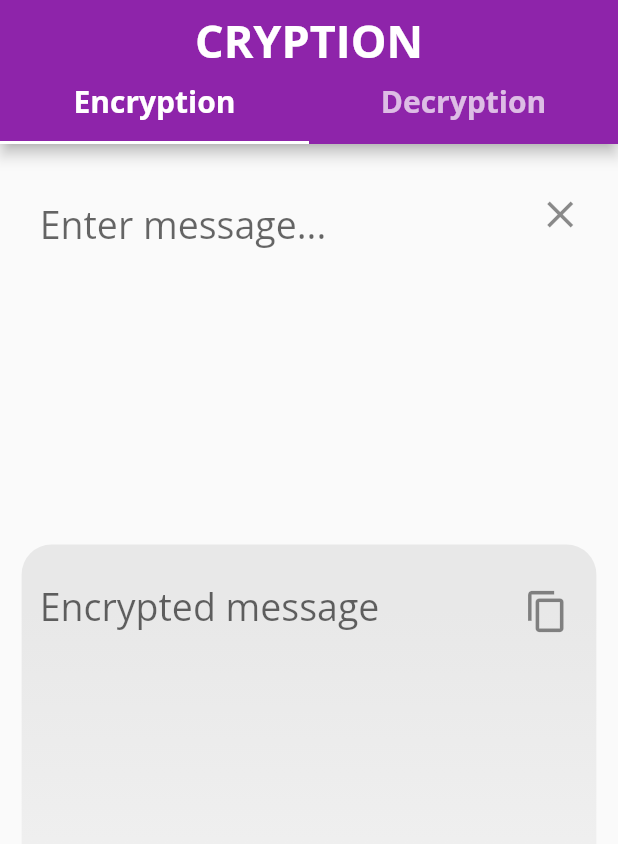
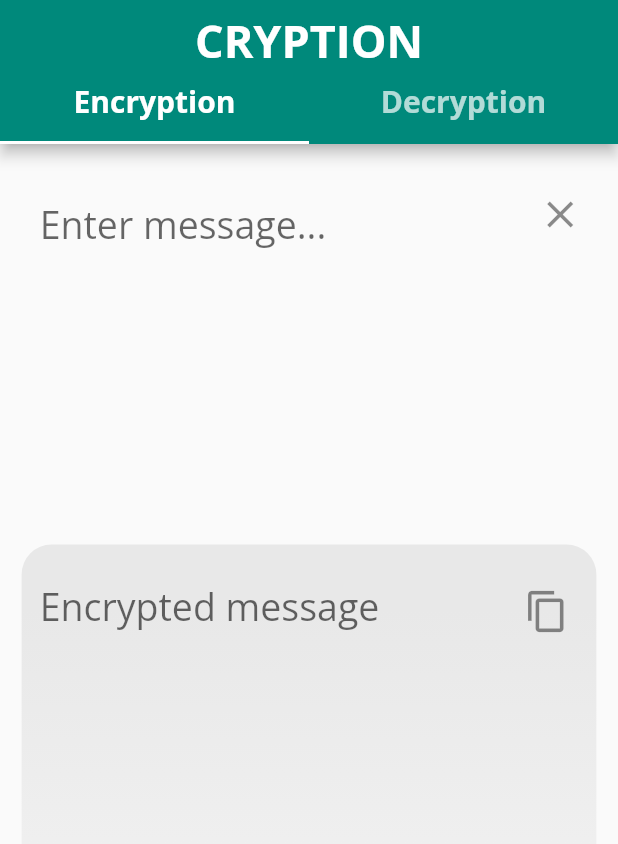
Before and after one commit to CKATYAN/pract3, a Flutter app: the screen it shows after launch, on a phone screen of 412 x 824 dp. Shown: the top 844 px of the screen. Run offline on Flutter 3.47's test engine with Material 2 defaults, Android fonts, the phone set to English and light mode, and no system bars; our stand-ins replace double_back_to_close_app; missing offline and left inert: aes_crypt_null_safe.

Commit message:
change color

```diff
--- a/lib/main.dart
+++ b/lib/main.dart
@@ -13,7 +13,7 @@ class MyApp extends StatefulWidget {
 }
 
 class _MyApp extends State<MyApp> {
-  MaterialColor primarySwatch = Colors.purple;
+  MaterialColor primarySwatch = Colors.teal;
 
   final inputEController = TextEditingController();
   final outputEController = TextEditingController();
```
